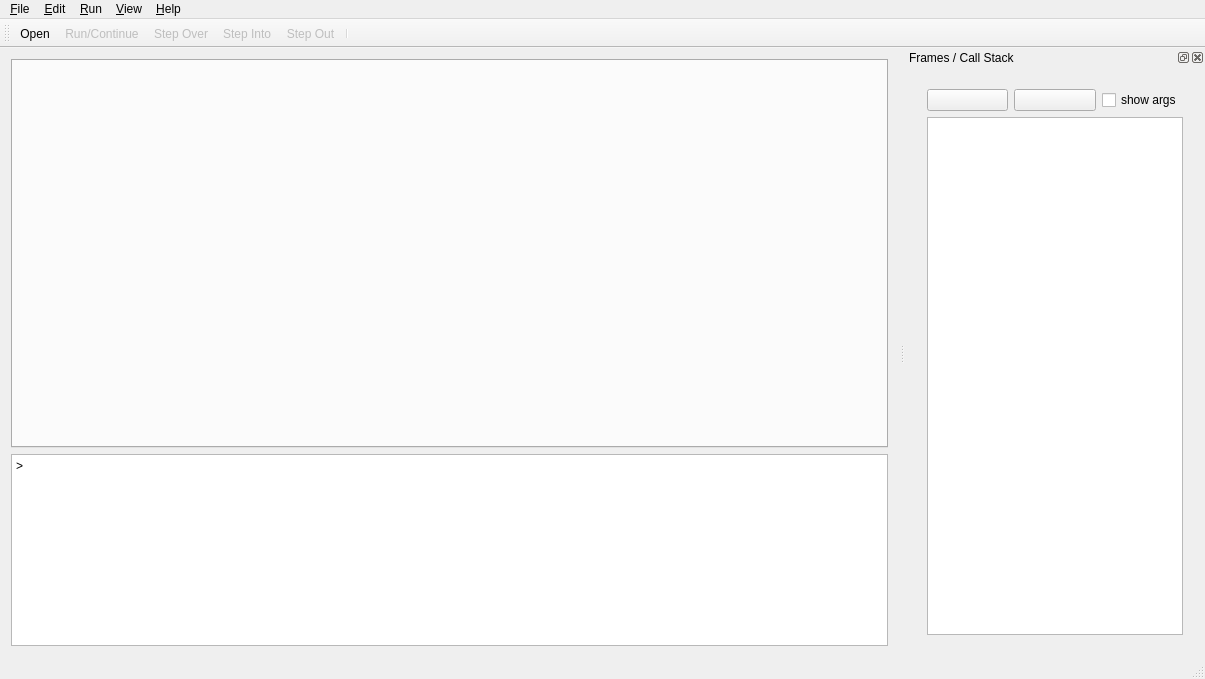
The window that ui/UIMain.ui (c0deforfun/LLL) describes before a commit, drawn with Qt 5.
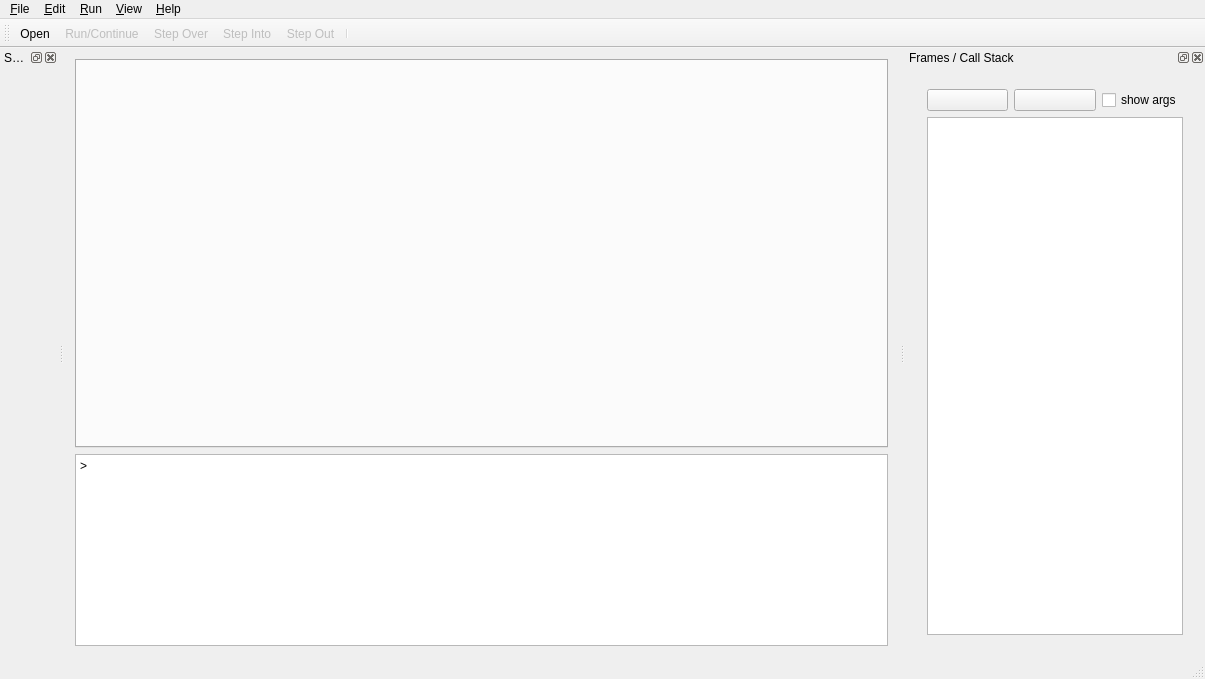
The same window after the commit. Icons and pictures are not drawn. Custom widgets are drawn as their Qt base class.

Commit message: add source file tree navigator

The edit to the form file:
```diff
--- a/ui/UIMain.ui
+++ b/ui/UIMain.ui
@@ -234,6 +234,21 @@
     </layout>
    </widget>
   </widget>
+  <widget class="QDockWidget" name="file_tree_dock">
+   <property name="windowTitle">
+    <string>Source Files</string>
+   </property>
+   <attribute name="dockWidgetArea">
+    <number>1</number>
+   </attribute>
+   <widget class="QWidget" name="dockWidgetContents_2">
+    <layout class="QVBoxLayout" name="verticalLayout_4">
+     <item>
+      <widget class="SourceFileTreeWidget" name="source_tree" native="true"/>
+     </item>
+    </layout>
+   </widget>
+  </widget>
   <action name="action_Open">
    <property name="icon">
     <iconset>
@@ -407,6 +422,12 @@
    <extends>QTreeView</extends>
    <header>ui.UIFrameInfoViewer.h</header>
   </customwidget>
+  <customwidget>
+   <class>SourceFileTreeWidget</class>
+   <extends>QWidget</extends>
+   <header>ui.SourceFileTreeWidget.h</header>
+   <container>1</container>
+  </customwidget>
  </customwidgets>
  <resources>
   <include location="resources.qrc"/>
```
The commit also changes 8 other files.
